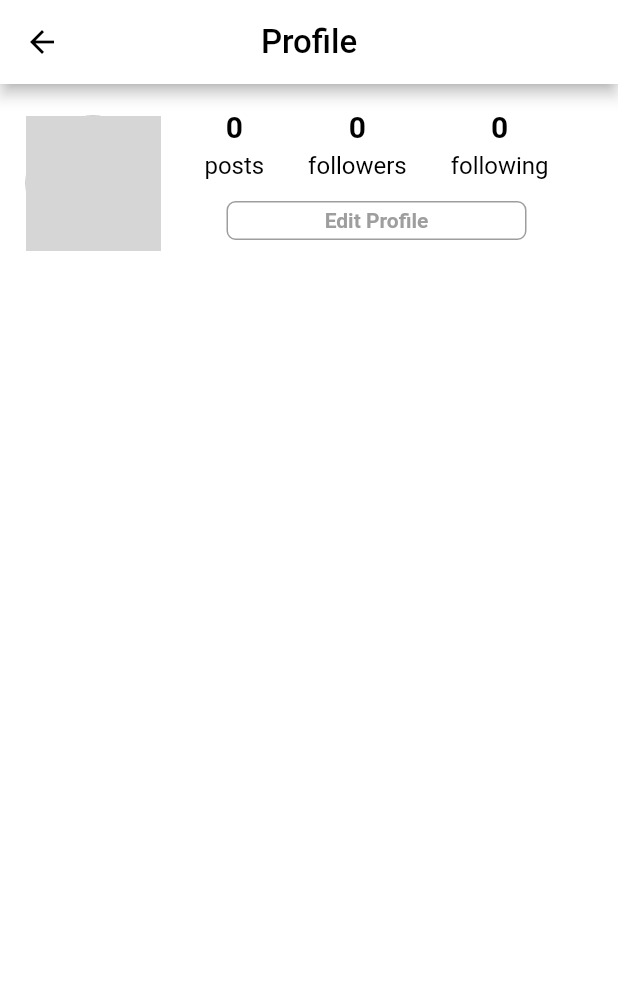
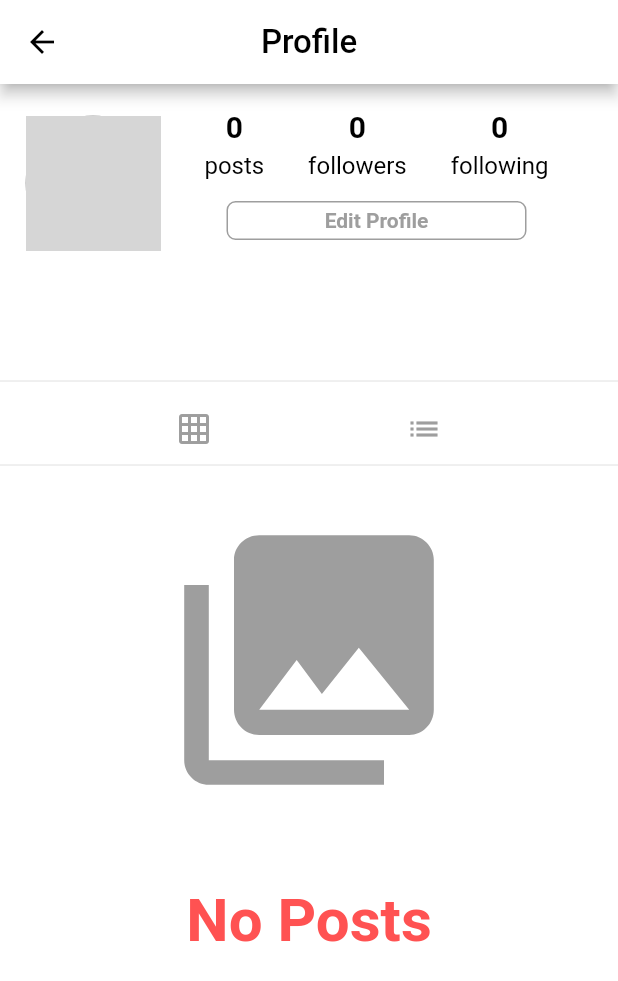
Before and after one commit to CPAD2021SecB/SecBGroup01, a Flutter app: the ProfilePage screen opened directly, on a phone screen of 412 x 824 dp. Shown: the top 981 px of the screen. Run offline on Flutter 3.47's test engine with Material 2 defaults, Android fonts, the light colour scheme and no system bars; our stand-ins replace cached_network_image, cloud_firestore, firebase_core, firebase_storage, google_sign_in, image_picker; accounts and stored records are empty; network calls fail; grey boxes are pictures that could not be loaded.

Commit message:
display posts in user profile page

```diff
--- a/netpix/lib/pages/profile_page.dart
+++ b/netpix/lib/pages/profile_page.dart
@@ -3,22 +3,37 @@ import 'package:cloud_firestore/cloud_firestore.dart';
 import 'package:flutter/material.dart';
 import 'package:netpix/models/user.dart';
 import 'package:netpix/widgets/header_page.dart';
+import 'package:netpix/widgets/post_tile_widget.dart';
+import 'package:netpix/widgets/post_widget.dart';
 import 'package:netpix/widgets/progress_widget.dart';
 
 import 'edit_profile_page.dart';
 import 'home_page.dart';
-
 class ProfilePage extends StatefulWidget {
   final String userProfileId;
-
   const ProfilePage({required this.userProfileId});
-
   @override
   _ProfilePageState createState() => _ProfilePageState();
 }
 
 class _ProfilePageState extends State<ProfilePage> {
   final String? currentOnlineUserId = currentUser?.id;
+  String postOrientation = "grid";
+  bool loading = false;
+  int countPost = 0;
+  List<Post> postsList = [];
+  int countTotalFollowers = 0;
+  int countTotalFollowing = 0;
+  bool following = false;
+
+  @override
+  void initState(){
+    super.initState();
+    getAllProfilePosts();
+    // getAllFollowers();
+    // getAllFollowing();
+    // checkIfAlreadyFollowing();
+  }
 
   createProfileTopView(){
     return FutureBuilder<DocumentSnapshot>(
@@ -80,17 +95,13 @@ class _ProfilePageState extends State<ProfilePage> {
       },
     );
   }
-
   createButton() {
     bool ownProfile = currentOnlineUserId == widget.userProfileId;
     if (ownProfile) {
       return createButtonTitleAndFunction(
           title: "Edit Profile", performAction: editUserProfile);
-    }else{
-      return Container();
     }
   }
-
   Container createButtonTitleAndFunction({required String title, required Function performAction}){
     return Container(
       padding: const EdgeInsets.only(top: 3.0),
@@ -111,7 +122,6 @@ class _ProfilePageState extends State<ProfilePage> {
       ),
     );
   }
-
   Column createColumns(String title, int count){
     return Column(
       mainAxisSize: MainAxisSize.min,
@@ -131,11 +141,88 @@ class _ProfilePageState extends State<ProfilePage> {
       ],
     );
   }
-
   editUserProfile(){
     Navigator.push(context, MaterialPageRoute(builder: (context) => EditProfilePage(currentOnlineUserId: currentOnlineUserId!,))).then((_) {
       setState(() {
       });
+    });
+  }
+
+  setOrientation(String orientation){
+    setState(() {
+      postOrientation = orientation;
+    });
+  }
+
+  createListAndGridPostOrientation(){
+    return Row(
+      mainAxisAlignment: MainAxisAlignment.spaceEvenly,
+      children: <Widget>[
+        IconButton(
+          onPressed: ()=> setOrientation("grid"),
+          icon: const Icon(Icons.grid_on),
+          color: postOrientation == "grid"? Theme.of(context).primaryColor : Colors.grey,
+        ),
+        IconButton(
+          onPressed: ()=> setOrientation("list"),
+          icon: const Icon(Icons.list),
+          color: postOrientation == "list"? Theme.of(context).primaryColor : Colors.grey,
+        ),
+      ],
+    );
+  }
+
+  displayProfilePost(){
+    if(loading){
+      return circularProgress();
+    }
+    else if(postsList.isEmpty){
+      return Column(
+        mainAxisAlignment: MainAxisAlignment.center,
+        children: const <Widget>[
+          Padding(
+            padding: EdgeInsets.all(30.0),
+            child: Icon(Icons.photo_library, color: Colors.grey, size: 200.0),
+          ),
+          Padding(
+            padding: EdgeInsets.only(top: 20.0),
+            child: Text("No Posts", style: TextStyle(fontSize: 40.0, color: Colors.redAccent, fontWeight: FontWeight.bold)),
+          )
+        ],
+      );
+    }
+    else if(postOrientation == "grid"){
+      List<GridTile> gridTilesList = [];
+      for (var eachPost in postsList) {
+        gridTilesList.add(GridTile(child: PostTile(post: eachPost)));
+      }
+      return GridView.count(
+        crossAxisCount: 3,
+        childAspectRatio: 1.0,
+        mainAxisSpacing: 1.5,
+        crossAxisSpacing: 1.5,
+        shrinkWrap: true,
+        physics: const NeverScrollableScrollPhysics(),
+        children: gridTilesList,
+      );
+    }
+    else if(postOrientation == "list"){
+      return Column(
+        children: postsList,
+      );
+    }
+  }
+
+  getAllProfilePosts() async{
+    setState(() {
+      loading = true;
+    });
+
+    QuerySnapshot querySnapshot = await postsReference.doc(widget.userProfileId).collection("userPosts").orderBy("timestamp", descending: true).get();
+    setState(() {
+      loading = false;
+      countPost = querySnapshot.docs.length;
+      postsList = querySnapshot.docs.map((documentSnapshot) => Post.fromDocument(documentSnapshot)).toList();
     });
   }
 
@@ -145,7 +232,11 @@ class _ProfilePageState extends State<ProfilePage> {
       appBar: header(context, strTitle: "Profile"),
       body: ListView(
         children: <Widget>[
-          createProfileTopView()
+          createProfileTopView(),
+          const Divider(),
+          createListAndGridPostOrientation(),
+          const Divider(height: 0.0,),
+          displayProfilePost()
         ],
       ),
     );
--- a/netpix/lib/widgets/CImageWidget.dart
+++ /dev/null
@@ -1,5 +0,0 @@
-import 'package:flutter/material.dart';
-
-cachedNetworkImage(mediaUrl) {
-  return Text('cached network image');
-}
```
Also changed, not shown: netpix/lib/pages/post_screen_page.dart (+30 -1 lines), netpix/lib/pages/upload_page.dart (+1 -20 lines), netpix/lib/widgets/PostTileWidget.dart (deleted, +0 -8 lines), netpix/lib/widgets/PostWidget.dart (deleted, +0 -13 lines), netpix/lib/widgets/post_tile_widget.dart (added, +21 -0 lines), netpix/lib/widgets/post_widget.dart (added, +202 -0 lines).
